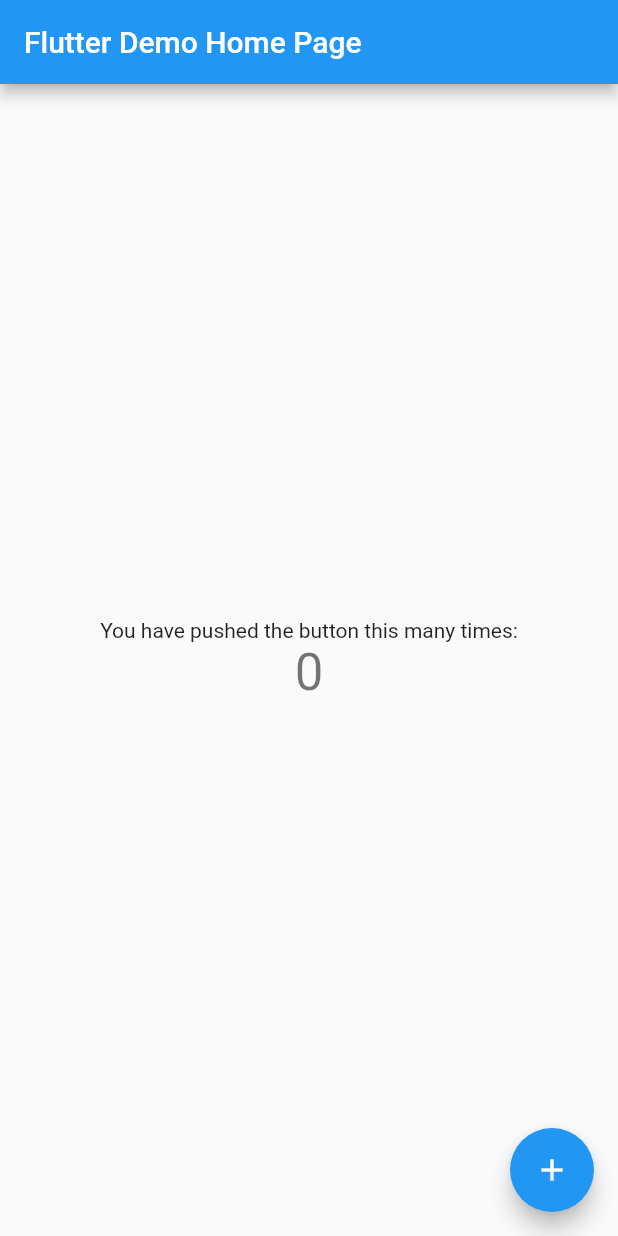
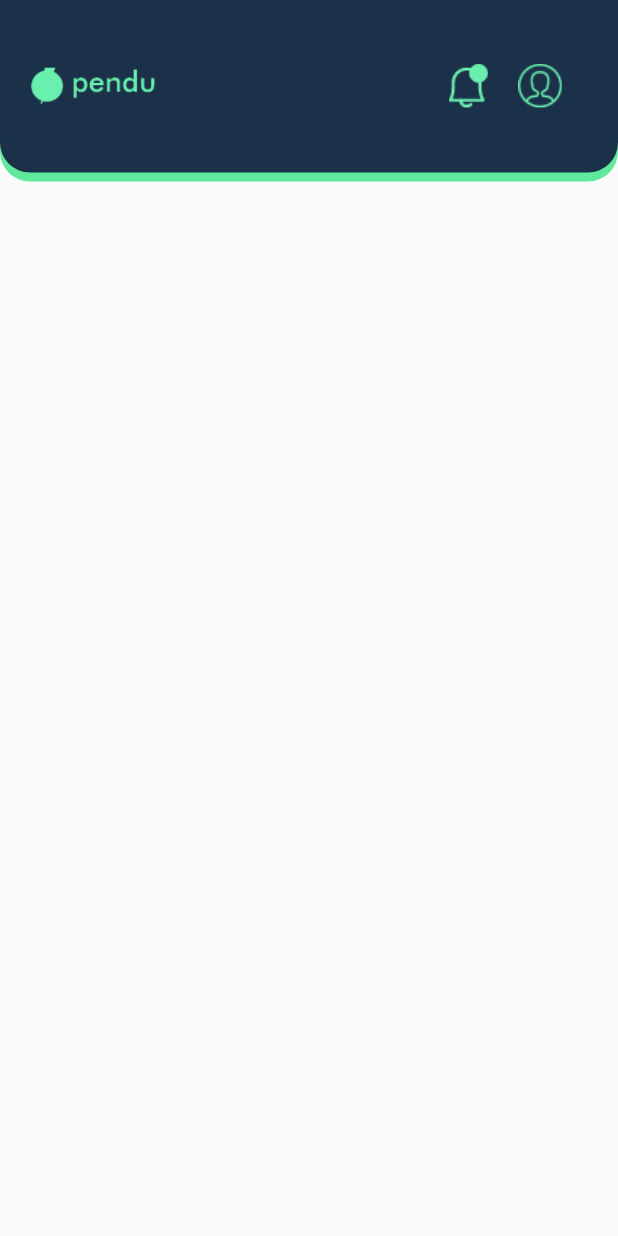
Before and after one commit to sakib151659/task3, a Flutter app: the screen it shows after launch, on a phone screen of 412 x 824 dp. Run offline on Flutter 3.47's test engine with Material 2 defaults, Android fonts, the phone set to English and light mode, and no system bars; our stand-ins replace animated_splash_screen, hexcolor.

Commit message:
Custom AppBAr created

```diff
--- /dev/null
+++ b/lib/home/home.dart
@@ -0,0 +1,100 @@
+import 'package:flutter/material.dart';
+import 'package:hexcolor/hexcolor.dart';
+
+class HomePage extends StatefulWidget {
+  const HomePage({Key? key}) : super(key: key);
+
+  @override
+  _HomePageState createState() => _HomePageState();
+}
+
+class _HomePageState extends State<HomePage> {
+
+  @override
+  Widget build(BuildContext context) {
+    return Scaffold(
+      body: Column(
+        children: <Widget>[
+          Stack(
+            children: <Widget>[
+              Container(
+                height: 121,
+                decoration: BoxDecoration(
+                  borderRadius: const BorderRadius.only(
+                      topRight: Radius.circular(0),
+                      bottomRight: Radius.circular(20.0),
+                      topLeft: Radius.circular(.0),
+                      bottomLeft: Radius.circular(20.0)),
+                  color: HexColor("#60E99C"),
+                ),
+
+              ),
+              Container(
+                decoration: BoxDecoration(
+                  borderRadius: const BorderRadius.only(
+                      topRight: Radius.circular(0),
+                      bottomRight: Radius.circular(20.0),
+                      topLeft: Radius.circular(.0),
+                      bottomLeft: Radius.circular(20.0)),
+                  color: HexColor("#1B3149"),
+                ),
+                height: 115,
+
+
+                child: Row(
+                  children: <Widget>[
+                    Expanded(
+                      flex: 3,
+                      child: Container(
+                        padding: EdgeInsets.zero,
+                        child: IconButton(
+                          onPressed: (){
+                          },
+                          icon: Image.asset("assets/images/appLogo.png", height: 100, width: 127, color: Colors.greenAccent),
+
+                        ),
+                      ),
+                    ),
+
+                    Expanded(
+                      flex: 4,
+                        child: Container()
+                    ),
+
+                    Expanded(
+                      flex: 3,
+                      child: Row(
+                        //mainAxisAlignment: MainAxisAlignment.end,
+
+                        children: <Widget>[
+                          IconButton(
+                            onPressed: (){
+                            },
+                            icon: Image.asset("assets/imageIcon/notification.png", height: 30, width: 30, color: Colors.greenAccent),
+
+                          ),
+
+                          IconButton(
+                            onPressed: (){
+                            },
+                            icon: Image.asset("assets/imageIcon/person.png", height: 30, width: 30, color: Colors.greenAccent),
+
+                          ),
+
+                        ],
+                      ),
+                    ),
+                  ],
+                ),
+
+
+              )
+            ],
+          )
+        ],
+      ),
+
+    );
+
+  }
+}
--- a/lib/main.dart
+++ b/lib/main.dart
@@ -1,115 +1,35 @@
 import 'package:flutter/material.dart';
+import 'package:flutter/services.dart';
+import 'package:hexcolor/hexcolor.dart';
 
+//import 'authenticate/login.dart';
+import 'package:animated_splash_screen/animated_splash_screen.dart';
+import 'home/home.dart';
 void main() {
-  runApp(const MyApp());
+  runApp(MyApp());
+  SystemChrome.setSystemUIOverlayStyle(SystemUiOverlayStyle(
+    statusBarColor: Colors.transparent,
+  ));
 }
 
 class MyApp extends StatelessWidget {
-  const MyApp({Key? key}) : super(key: key);
-
-  // This widget is the root of your application.
   @override
   Widget build(BuildContext context) {
     return MaterialApp(
-      title: 'Flutter Demo',
-      theme: ThemeData(
-        // This is the theme of your application.
-        //
-        // Try running your application with "flutter run". You'll see the
-        // application has a blue toolbar. Then, without quitting the app, try
-        // changing the primarySwatch below to Colors.green and then invoke
-        // "hot reload" (press "r" in the console where you ran "flutter run",
-        // or simply save your changes to "hot reload" in a Flutter IDE).
-        // Notice that the counter didn't reset back to zero; the application
-        // is not restarted.
-        primarySwatch: Colors.blue,
+
+      title: "Test",
+      home: AnimatedSplashScreen(
+        splash: Image.asset('assets/images/appLogo.png'),
+        nextScreen: HomePage(),
+        backgroundColor: HexColor("#1B3149"),
+        duration: 10,
+        splashIconSize: 120,
+
       ),
-      home: const MyHomePage(title: 'Flutter Demo Home Page'),
+
     );
+
+
+
   }
 }
-
-class MyHomePage extends StatefulWidget {
-  const MyHomePage({Key? key, required this.title}) : super(key: key);
-
-  // This widget is the home page of your application. It is stateful, meaning
-  // that it has a State object (defined below) that contains fields that affect
-  // how it looks.
-
-  // This class is the configuration for the state. It holds the values (in this
-  // case the title) provided by the parent (in this case the App widget) and
-  // used by the build method of the State. Fields in a Widget subclass are
-  // always marked "final".
-
-  final String title;
-
-  @override
-  State<MyHomePage> createState() => _MyHomePageState();
-}
-
-class _MyHomePageState extends State<MyHomePage> {
-  int _counter = 0;
-
-  void _incrementCounter() {
-    setState(() {
-      // This call to setState tells the Flutter framework that something has
-      // changed in this State, which causes it to rerun the build method below
-      // so that the display can reflect the updated values. If we changed
-      // _counter without calling setState(), then the build method would not be
-      // called again, and so nothing would appear to happen.
-      _counter++;
-    });
-  }
-
-  @override
-  Widget build(BuildContext context) {
-    // This method is rerun every time setState is called, for instance as done
-    // by the _incrementCounter method above.
-    //
-    // The Flutter framework has been optimized to make rerunning build methods
-    // fast, so that you can just rebuild anything that needs updating rather
-    // than having to individually change instances of widgets.
-    return Scaffold(
-      appBar: AppBar(
-        // Here we take the value from the MyHomePage object that was created by
-        // the App.build method, and use it to set our appbar title.
-        title: Text(widget.title),
-      ),
-      body: Center(
-        // Center is a layout widget. It takes a single child and positions it
-        // in the middle of the parent.
-        child: Column(
-          // Column is also a layout widget. It takes a list of children and
-          // arranges them vertically. By default, it sizes itself to fit its
-          // children horizontally, and tries to be as tall as its parent.
-          //
-          // Invoke "debug painting" (press "p" in the console, choose the
-          // "Toggle Debug Paint" action from the Flutter Inspector in Android
-          // Studio, or the "Toggle Debug Paint" command in Visual Studio Code)
-          // to see the wireframe for each widget.
-          //
-          // Column has various properties to control how it sizes itself and
-          // how it positions its children. Here we use mainAxisAlignment to
-          // center the children vertically; the main axis here is the vertical
-          // axis because Columns are vertical (the cross axis would be
-          // horizontal).
-          mainAxisAlignment: MainAxisAlignment.center,
-          children: <Widget>[
-            const Text(
-              'You have pushed the button this many times:',
-            ),
-            Text(
-              '$_counter',
-              style: Theme.of(context).textTheme.headline4,
-            ),
-          ],
-        ),
-      ),
-      floatingActionButton: FloatingActionButton(
-        onPressed: _incrementCounter,
-        tooltip: 'Increment',
-        child: const Icon(Icons.add),
-      ), // This trailing comma makes auto-formatting nicer for build methods.
-    );
-  }
-}
```
Also changed, not shown: pubspec.yaml (+7 -3 lines), assets/imageIcon/notification.png (added), assets/imageIcon/person.png (added), assets/images/appLogo.png (added), lib/navigation/navigation.dart (added), pubspec.lock, 1 other file.
